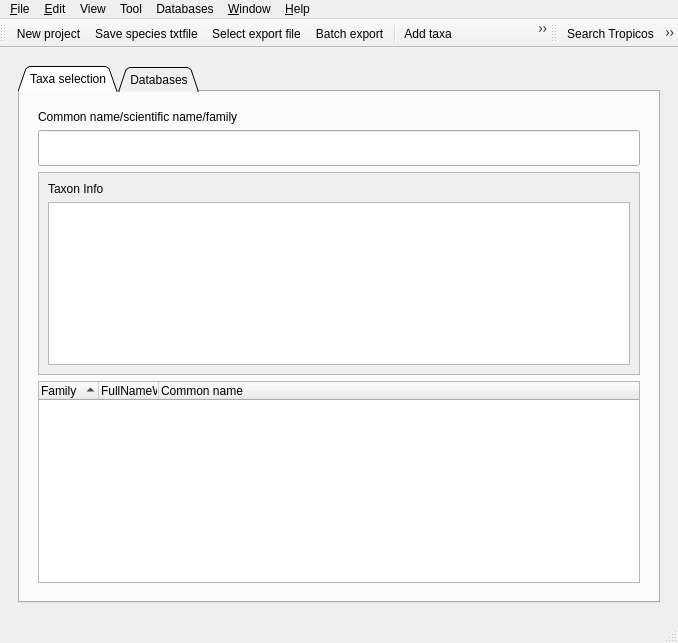
Old version of the form src/ui/ui_main.ui in the repository TaiBON/checklister.
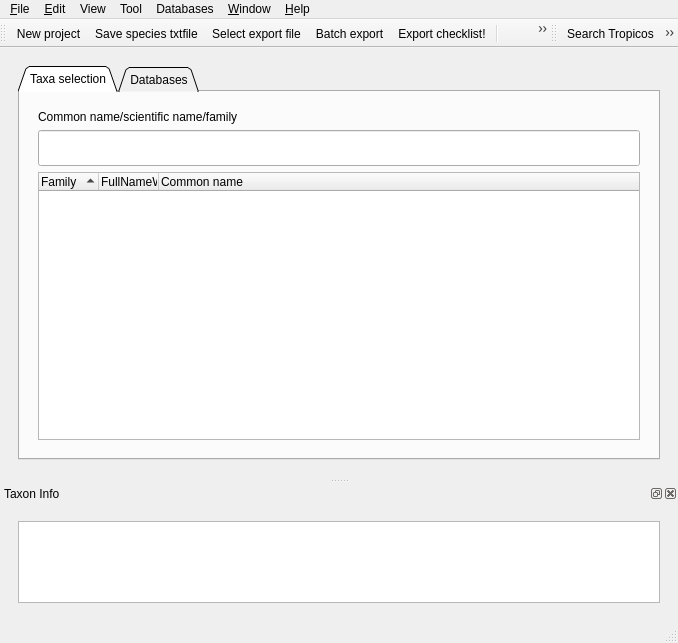
New version of the form. Icons and pictures are not drawn.

Commit message: 1. cleanup mainWindow code 2. update translation (zh_TW) 3. update icon excute_export 4. finish checklist tool menu

```diff
--- a/src/ui/ui_main.ui
+++ b/src/ui/ui_main.ui
@@ -52,7 +52,7 @@
          <x>0</x>
          <y>0</y>
          <width>654</width>
-         <height>524</height>
+         <height>377</height>
         </rect>
        </property>
        <layout class="QGridLayout" name="gridLayout_4">
@@ -147,7 +147,7 @@
                  </property>
                 </widget>
                </item>
-               <item row="4" column="0" colspan="2">
+               <item row="3" column="0" colspan="2">
                 <widget class="QTreeWidget" name="treeWidget">
                  <property name="sizePolicy">
                   <sizepolicy hsizetype="Expanding" vsizetype="Expanding">
@@ -235,66 +235,6 @@
                  </column>
                 </widget>
                </item>
-               <item row="2" column="0" colspan="2">
-                <widget class="QScrollArea" name="scrollArea_2">
-                 <property name="sizePolicy">
-                  <sizepolicy hsizetype="Expanding" vsizetype="Expanding">
-                   <horstretch>0</horstretch>
-                   <verstretch>0</verstretch>
-                  </sizepolicy>
-                 </property>
-                 <property name="minimumSize">
-                  <size>
-                   <width>0</width>
-                   <height>100</height>
-                  </size>
-                 </property>
-                 <property name="widgetResizable">
-                  <bool>true</bool>
-                 </property>
-                 <widget class="QWidget" name="scrollAreaWidgetContents_2">
-                  <property name="geometry">
-                   <rect>
-                    <x>0</x>
-                    <y>0</y>
-                    <width>558</width>
-                    <height>151</height>
-                   </rect>
-                  </property>
-                  <layout class="QGridLayout" name="gridLayout_10">
-                   <item row="0" column="0">
-                    <widget class="QLabel" name="label">
-                     <property name="text">
-                      <string>Taxon Info</string>
-                     </property>
-                    </widget>
-                   </item>
-                   <item row="1" column="0">
-                    <widget class="QTextBrowser" name="textBrowserInfo">
-                     <property name="sizePolicy">
-                      <sizepolicy hsizetype="Expanding" vsizetype="Expanding">
-                       <horstretch>0</horstretch>
-                       <verstretch>0</verstretch>
-                      </sizepolicy>
-                     </property>
-                     <property name="minimumSize">
-                      <size>
-                       <width>0</width>
-                       <height>50</height>
-                      </size>
-                     </property>
-                     <property name="sizeAdjustPolicy">
-                      <enum>QAbstractScrollArea::AdjustToContents</enum>
-                     </property>
-                     <property name="openExternalLinks">
-                      <bool>true</bool>
-                     </property>
-                    </widget>
-                   </item>
-                  </layout>
-                 </widget>
-                </widget>
-               </item>
               </layout>
              </widget>
             </item>
@@ -638,13 +578,13 @@
    <addaction name="actionSaveTxt"/>
    <addaction name="actionSelectExport"/>
    <addaction name="actionBatch"/>
+   <addaction name="actionExportChecklist"/>
    <addaction name="separator"/>
    <addaction name="actionAddSpecies"/>
    <addaction name="actionDeleteSel"/>
    <addaction name="actionDeleteAll"/>
    <addaction name="actionSelectAll"/>
    <addaction name="actionDeselectAll"/>
-   <addaction name="actionExportChecklist"/>
   </widget>
   <widget class="QToolBar" name="toolBar_2">
    <property name="sizePolicy">
@@ -680,6 +620,77 @@
    <addaction name="actionHomepage"/>
    <addaction name="actionReportIssues"/>
   </widget>
+  <widget class="QDockWidget" name="dockWidgetTaxonInfo">
+   <property name="floating">
+    <bool>false</bool>
+   </property>
+   <property name="windowTitle">
+    <string>Taxon Info</string>
+   </property>
+   <attribute name="dockWidgetArea">
+    <number>8</number>
+   </attribute>
+   <widget class="QWidget" name="dockWidgetContents">
+    <layout class="QGridLayout" name="gridLayout_5">
+     <item row="0" column="0">
+      <widget class="QScrollArea" name="taxonInfoScrollArea">
+       <property name="sizePolicy">
+        <sizepolicy hsizetype="Expanding" vsizetype="Expanding">
+         <horstretch>0</horstretch>
+         <verstretch>0</verstretch>
+        </sizepolicy>
+       </property>
+       <property name="minimumSize">
+        <size>
+         <width>0</width>
+         <height>100</height>
+        </size>
+       </property>
+       <property name="frameShape">
+        <enum>QFrame::NoFrame</enum>
+       </property>
+       <property name="widgetResizable">
+        <bool>true</bool>
+       </property>
+       <widget class="QWidget" name="scrollAreaWidgetContents_2">
+        <property name="geometry">
+         <rect>
+          <x>0</x>
+          <y>0</y>
+          <width>654</width>
+          <height>100</height>
+         </rect>
+        </property>
+        <layout class="QGridLayout" name="gridLayout_10">
+         <item row="0" column="0">
+          <widget class="QTextBrowser" name="textBrowserInfo">
+           <property name="sizePolicy">
+            <sizepolicy hsizetype="Expanding" vsizetype="Expanding">
+             <horstretch>0</horstretch>
+             <verstretch>0</verstretch>
+            </sizepolicy>
+           </property>
+           <property name="minimumSize">
+            <size>
+             <width>0</width>
+             <height>50</height>
+            </size>
+           </property>
+           <property name="sizeAdjustPolicy">
+            <enum>QAbstractScrollArea::AdjustToContents</enum>
+           </property>
+           <property name="openExternalLinks">
+            <bool>true</bool>
+           </property>
+          </widget>
+         </item>
+        </layout>
+       </widget>
+      </widget>
+     </item>
+    </layout>
+   </widget>
+  </widget>
   <action name="actionSelectExport">
    <property name="icon">
     <iconset resource="../iconResources.qrc">
```
Left out of the diff: 2 changed lines with no effect on the pictures. The commit also changes 22 other files.
